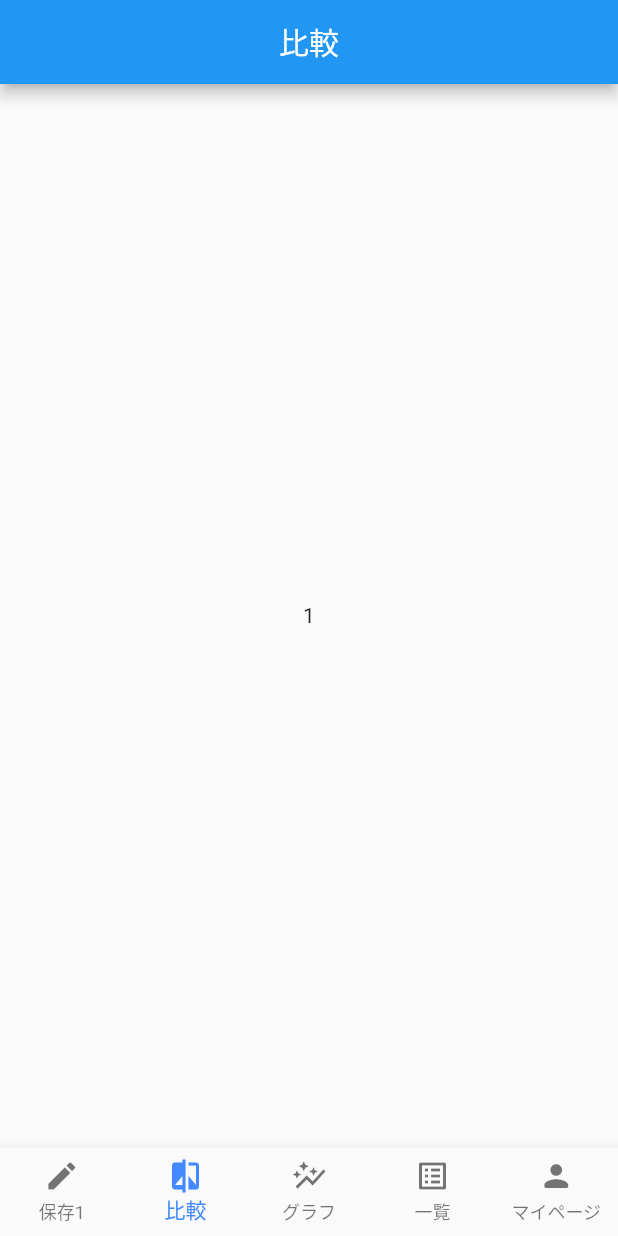
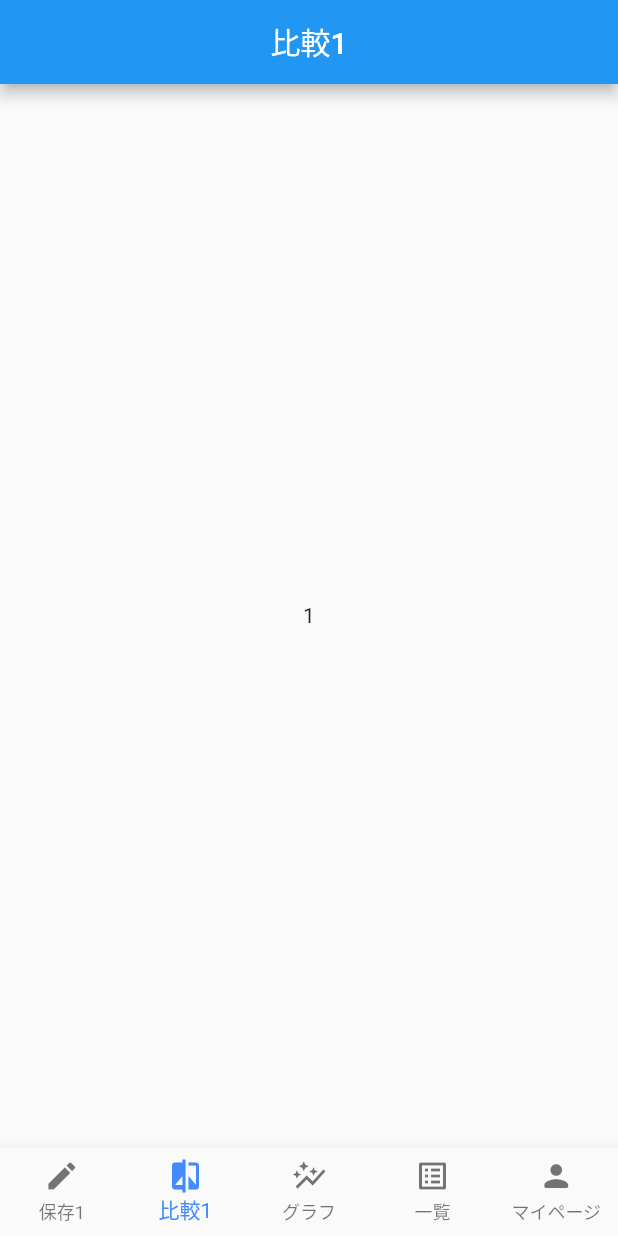
Before and after one commit to samuraituru/kinniku_test1, a Flutter app: the screen it shows after launch, item 2 of the bottom bar chosen, on a phone screen of 412 x 824 dp. Run offline on Flutter 3.47's test engine with Material 2 defaults, Android fonts, the phone set to English and light mode, and no system bars; our stand-ins replace charts_flutter, image_picker.

Commit message:
BottomNavigationBarItemの実装2

```diff
--- a/lib/pages/BottomTabPage.dart
+++ b/lib/pages/BottomTabPage.dart
@@ -12,7 +12,7 @@ class BottomTabPage extends StatefulWidget {
   }
 }
 
-  var bartitle = <String>['保存1','比較','グラフ','一覧','マイページ'];
+  var bartitle = <String>['保存1','比較1','グラフ','一覧','マイページ'];
 
 
 class _BottomTabPageState extends State<BottomTabPage> {
```
